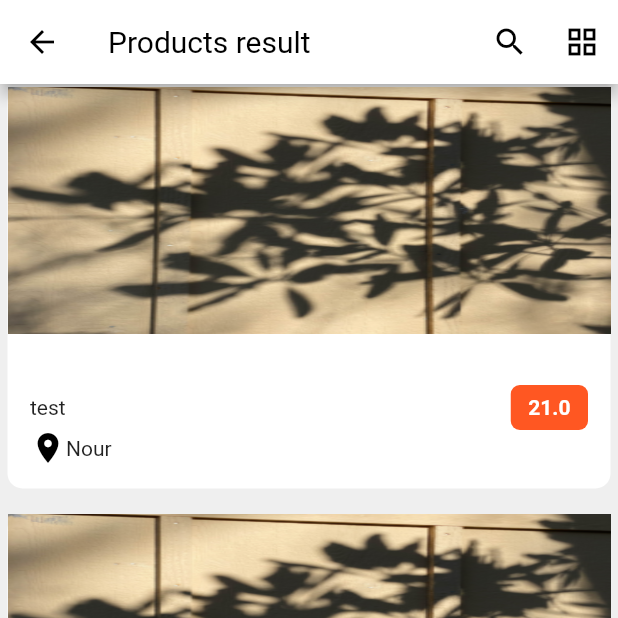
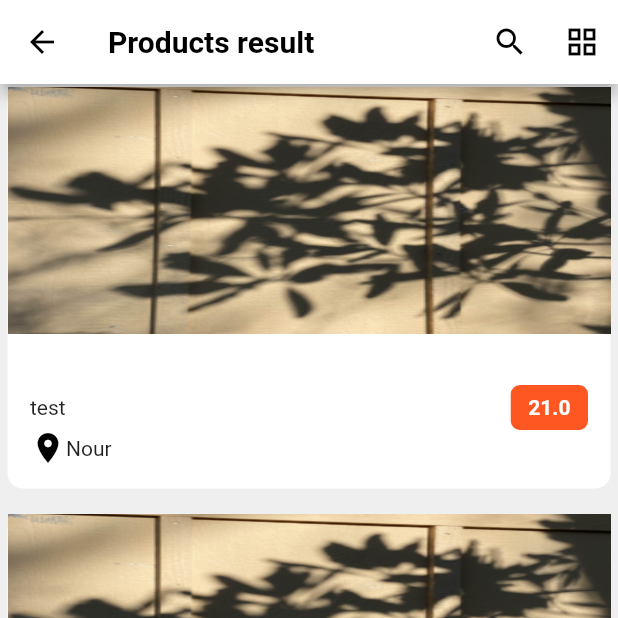
Before and after one commit to Nader15/ZayedInfo, a Flutter app: the ProductResultScreen screen opened directly, on a phone screen of 412 x 824 dp, the top half of it. Run offline on Flutter 3.47's test engine with Material 2 defaults, Android fonts, the phone set to English and light mode, and no system bars; our stand-ins replace carousel_slider, google_maps_flutter, image_picker, share, webview_flutter; missing offline and left inert: custom_timer, steps_indicator.

Commit message:
updat appBar

```diff
--- a/lib/main.dart
+++ b/lib/main.dart
@@ -38,7 +38,7 @@ class MyApp extends StatelessWidget {
   Widget build(BuildContext context) {
     return MaterialApp(
       debugShowCheckedModeBanner: false,
-      home: TestScreen(),
+      home: ShopNearbyScreen(),
     );
   }
 }
--- a/lib/screens/product_result_screen.dart
+++ b/lib/screens/product_result_screen.dart
@@ -1,5 +1,6 @@
 import 'package:elsheikhzayedinfo/screens/search_screen.dart';
 import 'package:elsheikhzayedinfo/screens/test_screen.dart';
+import 'package:elsheikhzayedinfo/ui/appBar.dart';
 import 'package:flutter/material.dart';
 
 class ProductResultScreen extends StatefulWidget {
@@ -11,6 +12,7 @@ class ProductResultScreen extends StatefulWidget {
 
 class _ProductResultScreenState extends State<ProductResultScreen> {
   bool isGride = false;
+
   Widget productContainer() {
     return InkWell(
       onTap: () {
@@ -99,43 +101,21 @@ class _ProductResultScreenState extends State<ProductResultScreen> {
   Widget build(BuildContext context) {
     return Scaffold(
       backgroundColor: Color(0xffEFEFEF),
-      appBar: AppBar(
-        backgroundColor: Colors.white,
-        title: Text(
+      appBar: appBarWithTwoIcons(
         "Products result",
-          style: TextStyle(
-            color: Colors.black,
-            fontSize: 20,
-            fontWeight: FontWeight.w400,
-          ),
-        ),
-        leading: IconButton(
-          icon: Icon(Icons.arrow_back),
-          onPressed: () {
-            Navigator.of(context).pop();
+        Icon(Icons.search),
+        () {
+          Navigator.of(context)
+              .push(MaterialPageRoute(builder: (context) => SearchScreen()));
         },
-          color: Colors.black,
-        ),
-        actions: [
-          IconButton(
-            color: Colors.black,
-            onPressed: () {
-              Navigator.of(context).push(
-                  MaterialPageRoute(builder: (context) => SearchScreen()));
-            },
-            icon: Icon(Icons.search),
-          ),
-          IconButton(
-            color: Colors.black,
-            onPressed: () {
+        isGride ? Icon(Icons.list) : Icon(Icons.grid_view_outlined),
+        () {
           setState(() {
             isGride = !isGride;
           });
         },
-            icon: isGride ? Icon(Icons.list) : Icon(Icons.grid_view_outlined),
       ),
-        ],
-      ),
+
       body: productInGridView(),
     );
   }
--- a/lib/ui/appBar.dart
+++ b/lib/ui/appBar.dart
@@ -1,4 +1,3 @@
-
 import 'package:flutter/material.dart';
 
 AppBar BuildScreensAppBar(@required String pageTitle) {
@@ -28,7 +27,12 @@ AppBar BuildScreensAppBar(@required String pageTitle) {
 
 // AppBar with two icons in action
 
-AppBar appBarWithTwoIcons(){
+AppBar appBarWithTwoIcons(
+    String screenName,
+    Icon firstIconName,
+    VoidCallback? firstIconNavigator,
+    Icon secondIconName,
+    VoidCallback? secondIconNavigator) {
   return AppBar(
     leading: Builder(
       builder: (context) => IconButton(
@@ -43,64 +47,49 @@ AppBar appBarWithTwoIcons(){
     ),
     backgroundColor: Colors.white,
     title: Text(
-      "Business locator",
+      screenName,
       style: TextStyle(
         color: Colors.black,
-        fontSize: 25,
+        fontSize: 20,
         fontWeight: FontWeight.bold,
       ),
     ),
     actions: [
       IconButton(
-        onPressed: () {
-          // Navigator.of(context).push(
-          //     MaterialPageRoute(builder: (context) => SearchScreen()));
-        },
-        icon: Icon(
-          Icons.search,
+        onPressed: firstIconNavigator,
+        icon:firstIconName,
         color: Colors.black,
       ),
-      ),
       IconButton(
-        onPressed: () {},
-        icon: Icon(
-          Icons.my_location,
+        onPressed: secondIconNavigator,
+        icon: secondIconName,
         color: Colors.black,
       ),
-      )
     ],
   );
 }
 
-
 // AppBar with one icon in action
 
-AppBar appBarWithOneIcons(String screenName ,Icon iconName, VoidCallback? iconNavigator)
-{
+AppBar appBarWithOneIcons(
+    String screenName, Icon iconName, VoidCallback? iconNavigator) {
   return AppBar(
     backgroundColor: Colors.white,
-
     title: Text(
       screenName,
-      style: TextStyle(
-          fontSize: 20,
-          color: Colors.black
+      style: TextStyle(fontSize: 20, color: Colors.black),
     ),
-    ),
-    leading:Builder(builder: (BuildContext context)=>IconButton(
+    leading: Builder(
+      builder: (BuildContext context) => IconButton(
         icon: Icon(Icons.arrow_back),
         onPressed: () {
           Navigator.of(context).pop();
         },
         color: Colors.black,
-    ),) ,
+      ),
+    ),
     actions: [
-      IconButton(
-          onPressed:iconNavigator,
-          icon: iconName,
-          color: Colors.black
-
-      )
+      IconButton(onPressed: iconNavigator, icon: iconName, color: Colors.black)
     ],
   );
 }
```
Also changed, not shown: lib/screens/business_locator_screen.dart (+49 -40 lines), lib/screens/order-screen.dart (+14 -30 lines), lib/screens/places_screen.dart (+8 -30 lines), lib/screens/shops_neary_screen.dart (+18 -36 lines). Lines whose indentation alone changed are shown as unchanged.
